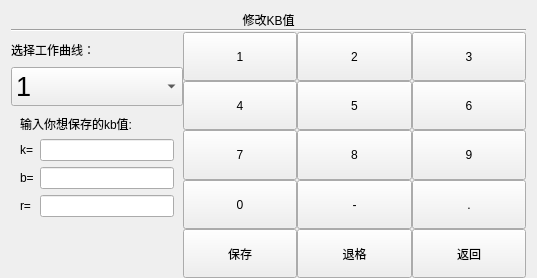
Before: the Qt Designer form modify_kb_value.ui in urielyan/kairen_ok335xs, drawn with Qt 5.
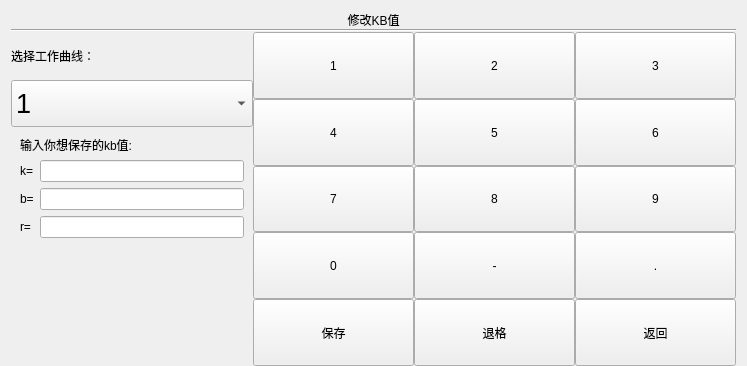
After: the same form once the commit is applied. Custom widgets are drawn as their Qt base class.

The edit to the form file:
```diff
--- a/modify_kb_value.ui
+++ b/modify_kb_value.ui
@@ -6,8 +6,8 @@
    <rect>
     <x>0</x>
     <y>0</y>
-    <width>537</width>
-    <height>278</height>
+    <width>747</width>
+    <height>366</height>
    </rect>
   </property>
   <property name="windowTitle">
```
Left out of the diff: 30 changed lines with no effect on the pictures.
